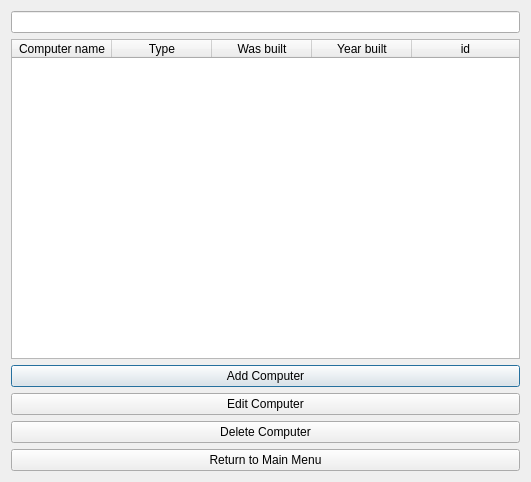
stefanv15/verklegtNamskeid_skil3, file computerwindow.ui: the form before one commit.
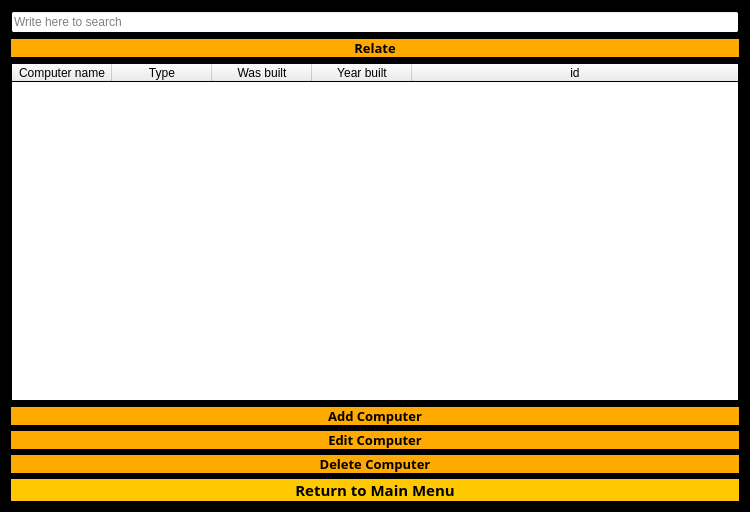
The form after the commit.

The edit to the form file:
```diff
--- a/computerwindow.ui
+++ b/computerwindow.ui
@@ -6,16 +6,107 @@
    <rect>
     <x>0</x>
     <y>0</y>
-    <width>531</width>
-    <height>482</height>
+    <width>750</width>
+    <height>512</height>
    </rect>
   </property>
+  <property name="palette">
+   <palette>
+    <active>
+     <colorrole role="Base">
+      <brush brushstyle="SolidPattern">
+       <color alpha="255">
+        <red>255</red>
+        <green>255</green>
+        <blue>255</blue>
+       </color>
+      </brush>
+     </colorrole>
+     <colorrole role="Window">
+      <brush brushstyle="SolidPattern">
+       <color alpha="255">
+        <red>0</red>
+        <green>0</green>
+        <blue>0</blue>
+       </color>
+      </brush>
+     </colorrole>
+    </active>
+    <inactive>
+     <colorrole role="Base">
+      <brush brushstyle="SolidPattern">
+       <color alpha="255">
+        <red>255</red>
+        <green>255</green>
+        <blue>255</blue>
+       </color>
+      </brush>
+     </colorrole>
+     <colorrole role="Window">
+      <brush brushstyle="SolidPattern">
+       <color alpha="255">
+        <red>0</red>
+        <green>0</green>
+        <blue>0</blue>
+       </color>
+      </brush>
+     </colorrole>
+    </inactive>
+    <disabled>
+     <colorrole role="Base">
+      <brush brushstyle="SolidPattern">
+       <color alpha="255">
+        <red>0</red>
+        <green>0</green>
+        <blue>0</blue>
+       </color>
+      </brush>
+     </colorrole>
+     <colorrole role="Window">
+      <brush brushstyle="SolidPattern">
+       <color alpha="255">
+        <red>0</red>
+        <green>0</green>
+        <blue>0</blue>
+       </color>
+      </brush>
+     </colorrole>
+    </disabled>
+   </palette>
+  </property>
   <property name="windowTitle">
    <string>Computer list</string>
   </property>
   <layout class="QVBoxLayout" name="verticalLayout">
    <item>
-    <widget class="QLineEdit" name="EditSearch"/>
+    <widget class="QLineEdit" name="EditSearch">
+     <property name="placeholderText">
+      <string>Write here to search</string>
+     </property>
+    </widget>
+   </item>
+   <item>
+    <widget class="QPushButton" name="button_computer_relation">
+     <property name="font">
+      <font>
+       <family>Rockwell</family>
+       <pointsize>10</pointsize>
+       <weight>75</weight>
+       <italic>false</italic>
+       <bold>true</bold>
+      </font>
+     </property>
+     <property name="styleSheet">
+      <string notr="true">QPushButton
+{
+	color: black;
+	background-color: rgba(255, 170, 0); border: none;
+}</string>
+     </property>
+     <property name="text">
+      <string>Relate</string>
+     </property>
+    </widget>
    </item>
    <item>
     <widget class="QTableWidget" name="tableWidget">
@@ -25,6 +116,97 @@
        <height>284</height>
       </size>
      </property>
+     <property name="palette">
+      <palette>
+       <active>
+        <colorrole role="Base">
+         <brush brushstyle="SolidPattern">
+          <color alpha="255">
+           <red>255</red>
+           <green>255</green>
+           <blue>255</blue>
+          </color>
+         </brush>
+        </colorrole>
+        <colorrole role="Window">
+         <brush brushstyle="SolidPattern">
+          <color alpha="255">
+           <red>0</red>
+           <green>0</green>
+           <blue>0</blue>
+          </color>
+         </brush>
+        </colorrole>
+        <colorrole role="AlternateBase">
+         <brush brushstyle="SolidPattern">
+          <color alpha="255">
+           <red>255</red>
+           <green>170</green>
+           <blue>0</blue>
+          </color>
+         </brush>
+        </colorrole>
+       </active>
+       <inactive>
+        <colorrole role="Base">
+         <brush brushstyle="SolidPattern">
+          <color alpha="255">
+           <red>255</red>
+           <green>255</green>
+           <blue>255</blue>
+          </color>
+         </brush>
+        </colorrole>
+        <colorrole role="Window">
+         <brush brushstyle="SolidPattern">
+          <color alpha="255">
+           <red>0</red>
+           <green>0</green>
+           <blue>0</blue>
+          </color>
+         </brush>
+        </colorrole>
+        <colorrole role="AlternateBase">
+         <brush brushstyle="SolidPattern">
+          <color alpha="255">
+           <red>255</red>
+           <green>170</green>
+           <blue>0</blue>
+          </color>
+         </brush>
+        </colorrole>
+       </inactive>
+       <disabled>
+        <colorrole role="Base">
+         <brush brushstyle="SolidPattern">
+          <color alpha="255">
+           <red>0</red>
+           <green>0</green>
+           <blue>0</blue>
+          </color>
+         </brush>
+        </colorrole>
+        <colorrole role="Window">
+         <brush brushstyle="SolidPattern">
+          <color alpha="255">
+           <red>0</red>
+           <green>0</green>
+           <blue>0</blue>
+          </color>
+         </brush>
+        </colorrole>
+        <colorrole role="AlternateBase">
+         <brush brushstyle="SolidPattern">
+          <color alpha="255">
+           <red>255</red>
+           <green>170</green>
+           <blue>0</blue>
+          </color>
+         </brush>
+        </colorrole>
+       </disabled>
+      </palette>
+     </property>
      <property name="sortingEnabled">
       <bool>true</bool>
      </property>
@@ -60,6 +242,21 @@
    </item>
    <item>
     <widget class="QPushButton" name="btnAdd">
+     <property name="font">
+      <font>
+       <family>Rockwell</family>
+       <pointsize>10</pointsize>
+       <weight>75</weight>
+       <bold>true</bold>
+      </font>
+     </property>
+     <property name="styleSheet">
+      <string notr="true">QPushButton
+{
+	color: black;
+	background-color: rgba(255, 170, 0); border: none;
+}</string>
+     </property>
      <property name="text">
       <string>Add Computer</string>
      </property>
@@ -67,6 +264,21 @@
    </item>
    <item>
     <widget class="QPushButton" name="buttonEdit">
+     <property name="font">
+      <font>
+       <family>Rockwell</family>
+       <pointsize>10</pointsize>
+       <weight>75</weight>
+       <bold>true</bold>
+      </font>
+     </property>
+     <property name="styleSheet">
+      <string notr="true">QPushButton
+{
+	color: black;
+	background-color: rgba(255, 170, 0); border: none;
+}</string>
+     </property>
      <property name="text">
       <string>Edit Computer</string>
      </property>
@@ -74,6 +286,21 @@
    </item>
    <item>
     <widget class="QPushButton" name="btnDel">
+     <property name="font">
+      <font>
+       <family>Rockwell</family>
+       <pointsize>10</pointsize>
+       <weight>75</weight>
+       <bold>true</bold>
+      </font>
+     </property>
+     <property name="styleSheet">
+      <string notr="true">QPushButton
+{
+	color: black;
+	background-color: rgba(255, 170, 0); border: none;
+}</string>
+     </property>
      <property name="text">
       <string>Delete Computer</string>
      </property>
@@ -81,6 +308,21 @@
    </item>
    <item>
     <widget class="QPushButton" name="button_computer_return">
+     <property name="font">
+      <font>
+       <family>Rockwell</family>
+       <pointsize>11</pointsize>
+       <weight>75</weight>
+       <bold>true</bold>
+      </font>
+     </property>
+     <property name="styleSheet">
+      <string notr="true">QPushButton
+{
+	color: black;
+	background-color: rgba(255, 200, 0); border: none;
+}</string>
+     </property>
      <property name="text">
       <string>Return to Main Menu</string>
      </property>
```
